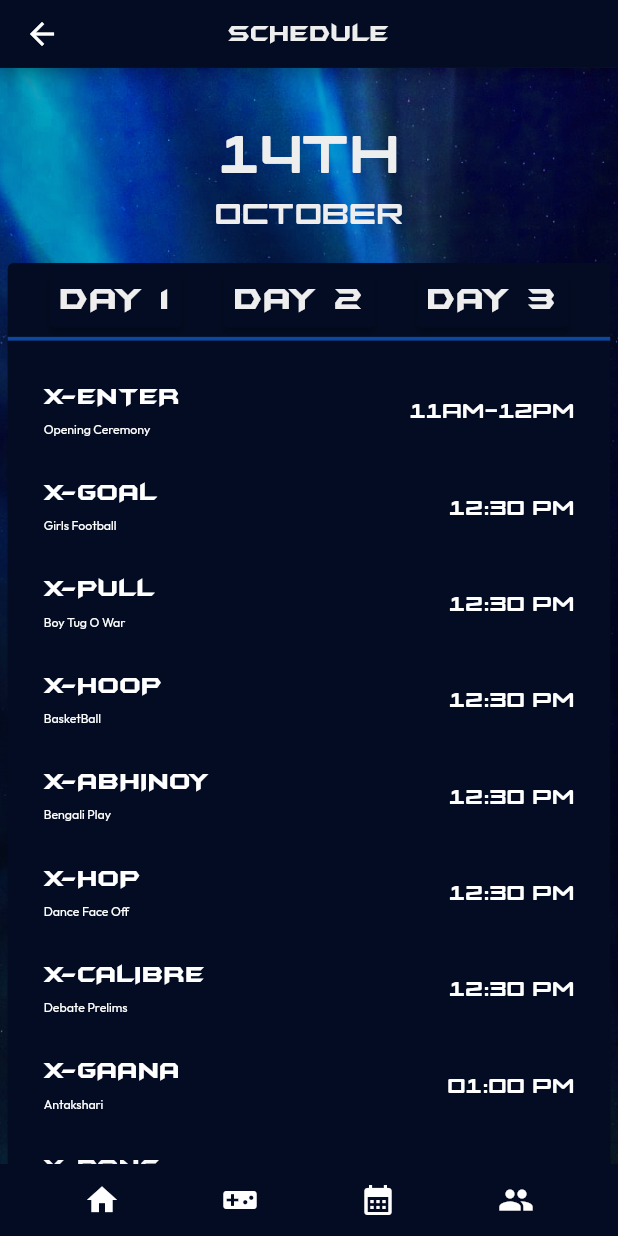
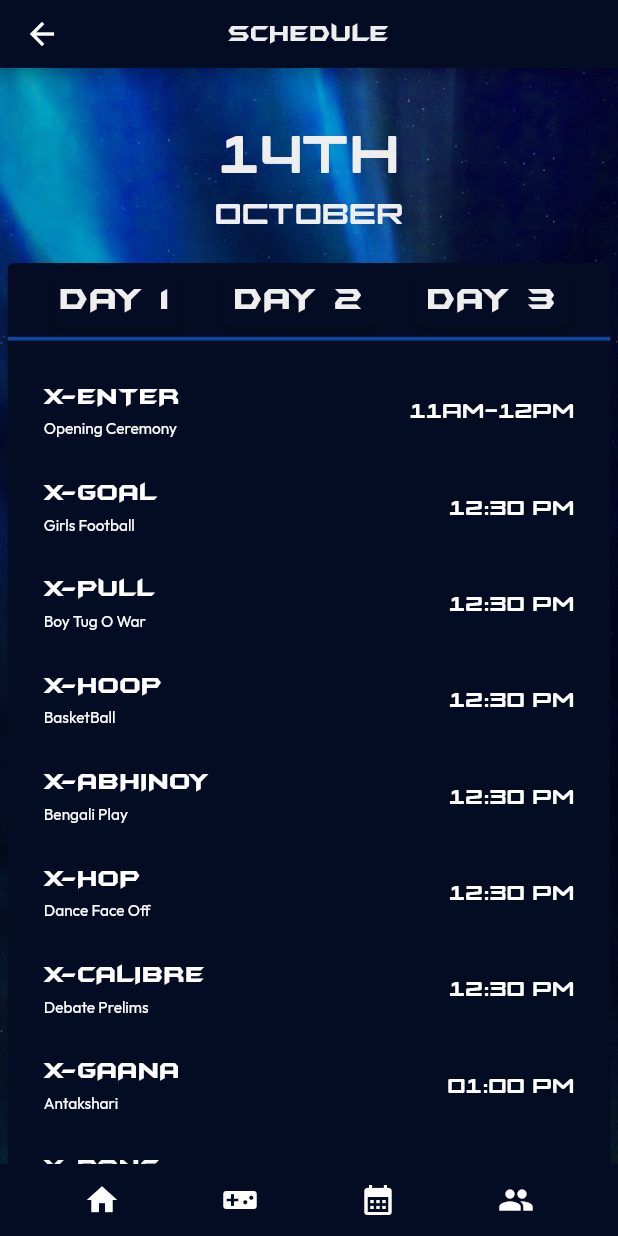
Before and after one commit to xuberance22/X-Uberance-22-App, a Flutter app: the Schedule screen opened by its route, on a phone screen of 412 x 824 dp. Run offline on Flutter 3.47's test engine with Material 2 defaults, Android fonts, the light colour scheme and no system bars; our stand-ins replace flutter_screenutil, font_awesome_flutter, page_transition, sliding_up_panel; missing offline and left inert: dart:html, xuberance22_event_details.

Commit message:
Update schedule.dart

```diff
--- a/lib/App/schedule.dart
+++ b/lib/App/schedule.dart
@@ -70,7 +70,7 @@ class _ScheduleState extends State<Schedule> {
             style: TextStyle(
                 color: Colors.white,
                 fontFamily: 'Xavier3',
-                fontSize: MediaQuery.of(context).size.width * 0.02),
+                fontSize: MediaQuery.of(context).size.width * 0.025),
           ),
           trailing: Text(
             '$time',
```
